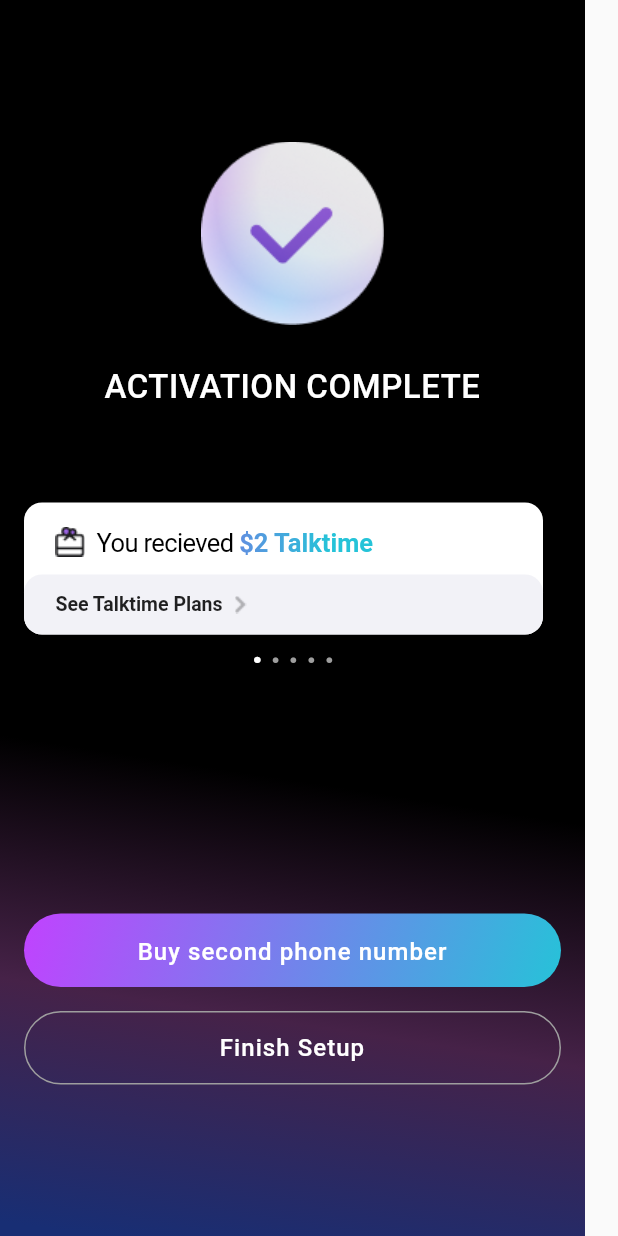
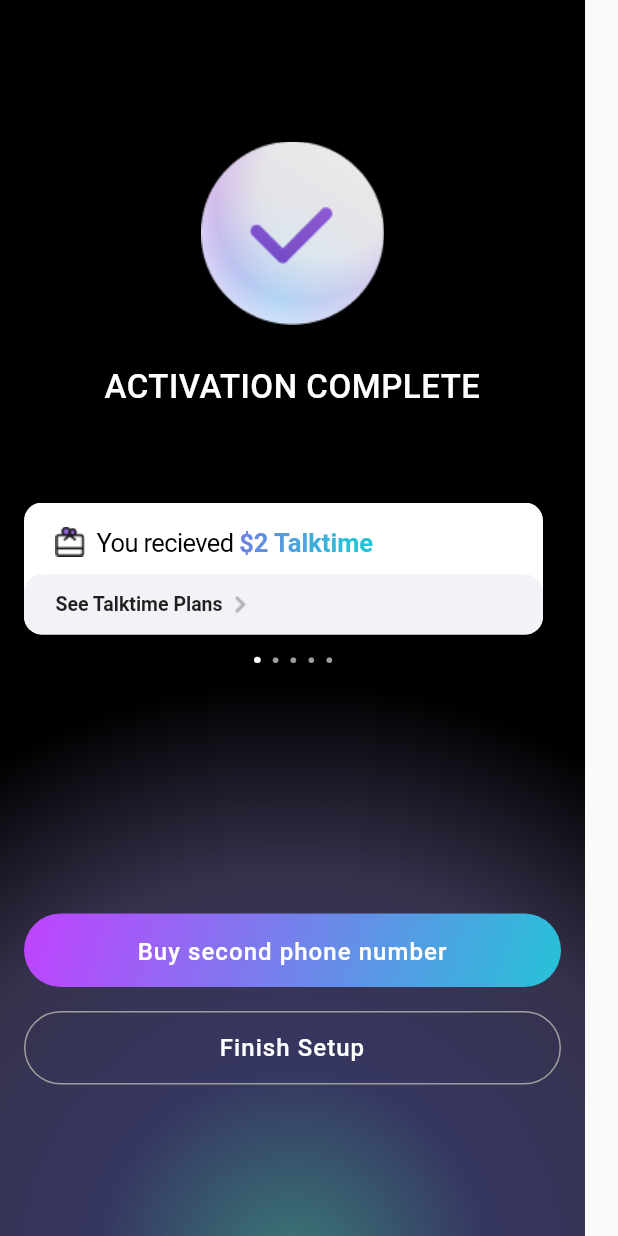
Before and after one commit to ShashwatSamadhiya/veerifcation_page, a Flutter app: the screen it shows after launch, on a phone screen of 412 x 824 dp. Run offline on Flutter 3.47's test engine with Material 2 defaults, Android fonts, the phone set to English and light mode, and no system bars; our stand-ins replace simple_gradient_text.

Commit message:
toward final

```diff
--- a/lib/verification.dart
+++ b/lib/verification.dart
@@ -1,3 +1,5 @@
+// ignore_for_file: prefer_const_constructors
+
 import 'package:flutter/gestures.dart';
 import 'package:flutter/material.dart';
 import 'package:flutter/widgets.dart';
@@ -67,11 +69,41 @@ class _verificationState extends State<verification> {
     );
   }
 
-  Widget card(BuildContext context) {
+  Widget Card2(BuildContext context, String add, String heading) {
+    return Container(
+        width: 298.8,
+        height: 80,
+        //margin: EdgeInsets.only(top: 335, left: 16, right: 26),
+        decoration: BoxDecoration(
+          color: Colors.white,
+          borderRadius: BorderRadius.circular(12),
+        ),
+        child: Row(
+          children: [
+            Container(
+              width: 32,
+              height: 32,
+              margin: EdgeInsets.only(left: 18),
+              child: Image.asset("assests/images/${add}.png"),
+            ),
+            SizedBox(
+              width: 12,
+            ),
+            Container(
+              child: Text(
+                heading,
+                style: TextStyle(fontWeight: FontWeight.w500, fontSize: 14),
+              ),
+            )
+          ],
+        ));
+  }
+
+  Widget card1(BuildContext context) {
     return Container(
       width: 346,
       height: 88,
-      margin: EdgeInsets.only(top: 335, left: 16, right: 26),
+      // margin: EdgeInsets.only(top: 335, left: 16, right: 26),
       decoration: BoxDecoration(
         color: Colors.white,
         borderRadius: BorderRadius.circular(12),
@@ -151,6 +183,46 @@ class _verificationState extends State<verification> {
         ],
       ),
     );
+  }
+
+  Widget card(BuildContext context) {
+    return Container(
+        width: 346,
+        height: 88,
+        decoration: BoxDecoration(
+          //color: Colors.white,
+          borderRadius: BorderRadius.circular(12),
+        ),
+        margin: EdgeInsets.only(top: 335, left: 16, right: 26),
+        child: ListView(
+          scrollDirection: Axis.horizontal,
+          children: [
+            card1(context),
+            const SizedBox(
+              width: 8,
+            ),
+            Card2(context, "privacy", "Private Calling"),
+            SizedBox(
+              width: 8,
+            ),
+            Card2(context, "desktop", "Cross Platform"),
+            SizedBox(
+              width: 8,
+            ),
+            Card2(context, "calling", "Cheap calling rates"),
+            SizedBox(
+              width: 8,
+            ),
+            Card2(context, "Group", "Call recording on all numbers"),
+            SizedBox(
+              width: 8,
+            ),
+            Card2(context, "virtual", "Buy different virtual numbers"),
+            SizedBox(
+              width: 8,
+            ),
+          ],
+        ));
   }
 
   Widget dotindex(BuildContext context) {
@@ -300,23 +372,29 @@ class _verificationState extends State<verification> {
       body: SingleChildScrollView(
           child: Container(
         decoration: BoxDecoration(
-          gradient: LinearGradient(
-              begin: Alignment.bottomCenter,
-              end: Alignment(0.25, 0.25),
+          gradient: RadialGradient(
+              // begin: Alignment.bottomCenter,
+              // end: Alignment(0.25, 0.25),
               // transform: GradientRotation(3.141713913 / 4),
+              center: Alignment(0, 1),
+              //tileMode: TileMode.mirror,
+              radius: 1,
               colors: [
-                Color.fromARGB(255, 24, 46, 116).withOpacity(1),
-                Color.fromARGB(255, 70, 34, 72).withOpacity(1),
+                Color.fromARGB(255, 58, 121, 121).withOpacity(1),
+                Color.fromARGB(255, 54, 55, 97).withOpacity(1),
+                Color.fromARGB(255, 54, 50, 77).withOpacity(1),
                 Colors.black.withOpacity(1)
               ]),
         ),
-        constraints: BoxConstraints(maxHeight: 844, maxWidth: 390),
+        constraints: BoxConstraints(
+          maxHeight: 844,
+          maxWidth: 390,
+        ),
         child: Column(children: [
           Stack(
             children: [
               Elps(context),
               text(context),
-              empty(),
               sec >= 1 ? card(context) : empty(),
               sec >= 1 ? dotindex(context) : empty(),
               sec >= 2 ? Button(context) : empty(),
```
Also changed, not shown: assests/images/Group.png (added), assests/images/calling.png (added), assests/images/desktop.png (added), assests/images/privacy.png (added), assests/images/virtual.png (added).
